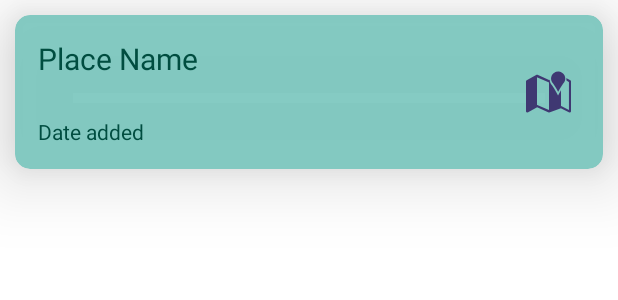
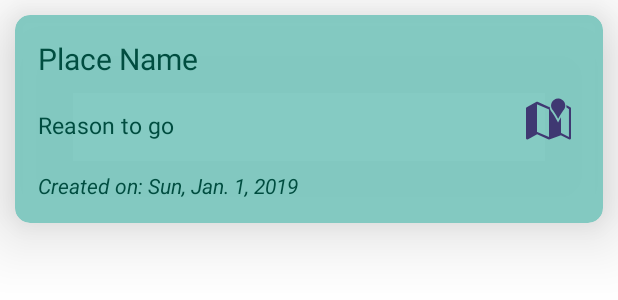
Before and after one commit to sndmnska/TravelWishlist_API_Three, an Android app: the layout place_list_item.xml on its own in the app's theme, with its tools: preview values and no code run, on a phone screen of 412 x 824 dp. Shown: the top 300 px of the screen. Run offline under Robolectric (Android 15) with nearby library versions, the phone set to English and light mode, and no system bars.

Commit message:
Added a "reason" field.

```diff
--- a/app/src/main/AndroidManifest.xml
+++ b/app/src/main/AndroidManifest.xml
@@ -12,7 +12,7 @@
         android:theme="@style/Theme.TravelWishlist"
         tools:targetApi="31">
         <activity
-            android:name=".MainActivity"
+            android:name="com.smeiskaudio.travelwishlist2_with_reason.MainActivity"
             android:exported="true">
             <intent-filter>
                 <action android:name="android.intent.action.MAIN" />
--- a/app/src/main/java/com/smeiskaudio/travelwishlist2_with_reason/PlaceRecyclerAdapter.kt
+++ b/app/src/main/java/com/smeiskaudio/travelwishlist2_with_reason/PlaceRecyclerAdapter.kt
@@ -34,6 +34,10 @@ class PlaceRecyclerAdapter(
         fun bind(place: Place) {
             val placeNameTextView: TextView = view.findViewById(R.id.place_name)
             placeNameTextView.text = place.name
+
+            // add a TextView to bind the reason to the RecyclerView.ViewHolder
+            val reasonTextView: TextView = view.findViewById(R.id.reason_textview)
+            reasonTextView.text = place.reason
 
             // textViews have to display strings
             val dateCreatedOnTextView: TextView = view.findViewById(R.id.date_place_added)
--- a/app/src/main/java/com/smeiskaudio/travelwishlist2_with_reason/PlacesViewModel.kt
+++ b/app/src/main/java/com/smeiskaudio/travelwishlist2_with_reason/PlacesViewModel.kt
@@ -12,9 +12,9 @@ class PlacesViewModel : ViewModel() {
 
     private val places =
         mutableListOf<Place>(
-            Place("London, UK"),
-            Place("Utrecht, NL"),
-            Place("Milwaukee, WI, USA", Date())
+            Place("London, UK", "Never been there, always wanted to visit."),
+            Place("Veldhoven, NL", "Family lives nearby"),
+            Place("Milwaukee, WI, USA", "More family lives nearby", Date())
         ) // let user add places
 
     // enable access to list
--- a/app/src/main/res/layout/place_list_item.xml
+++ b/app/src/main/res/layout/place_list_item.xml
@@ -17,7 +17,9 @@
             android:id="@+id/place_name"
             android:layout_width="0dp"
             android:layout_height="wrap_content"
-            android:layout_margin="@dimen/small_spacing"
+            android:layout_marginStart="@dimen/small_spacing"
+            android:layout_marginTop="@dimen/small_spacing"
+            android:layout_marginEnd="@dimen/small_spacing"
             android:padding="@dimen/medium_spacing"
             android:textColor="#004D40"
             android:textSize="@dimen/large_text_size"
@@ -42,13 +44,32 @@
             android:id="@+id/date_place_added"
             android:layout_width="0dp"
             android:layout_height="wrap_content"
-            android:layout_margin="@dimen/small_spacing"
+            android:layout_marginStart="@dimen/small_spacing"
+            android:layout_marginEnd="@dimen/small_spacing"
+            android:layout_marginBottom="@dimen/small_spacing"
             android:padding="@dimen/medium_spacing"
             android:textColor="@color/text_color_dark_green"
+            android:textStyle="italic"
             app:layout_constraintBottom_toBottomOf="parent"
             app:layout_constraintEnd_toStartOf="@+id/map_icon"
+            app:layout_constraintHorizontal_bias="0.0"
+            app:layout_constraintStart_toStartOf="parent"
+            app:layout_constraintTop_toBottomOf="@+id/reason_textview"
+            tools:text="Created on: Sun, Jan. 1, 2019" />
+
+        <TextView
+            android:id="@+id/reason_textview"
+            android:layout_width="0dp"
+            android:layout_height="wrap_content"
+            android:layout_marginStart="@dimen/small_spacing"
+            android:layout_marginEnd="@dimen/small_spacing"
+            android:padding="@dimen/medium_spacing"
+            android:textColor="@color/text_color_dark_green"
+            android:textSize="@dimen/medium_text_size"
+            app:layout_constraintEnd_toStartOf="@+id/map_icon"
+            app:layout_constraintHorizontal_bias="0.0"
             app:layout_constraintStart_toStartOf="parent"
             app:layout_constraintTop_toBottomOf="@+id/place_name"
-            tools:text="Date added" />
+            tools:text="Reason to go" />
     </androidx.constraintlayout.widget.ConstraintLayout>
 </androidx.cardview.widget.CardView>
--- a/app/src/main/res/values/strings.xml
+++ b/app/src/main/res/values/strings.xml
@@ -9,4 +9,7 @@
     <string name="created_on">"Created on: %1$s"</string>
     <string name="confirmation_place_deleted">%1$s deleted</string>
     <string name="undo">UNDO</string>
+    <string name="why_do_you_want_to_go_there">Why do you want to go there?</string>
+    <string name="enter_text_in_both_fields">Enter text in both fields</string>
+    <string name="enter_a_reason">Enter a reason</string>
 </resources>
```
Also changed, not shown: app/src/main/java/com/smeiskaudio/travelwishlist2_with_reason/MainActivity.kt (+27 -3 lines), app/src/main/java/com/smeiskaudio/travelwishlist2_with_reason/Place.kt (+4 -4 lines), app/src/main/res/layout/activity_main.xml (+28 -9 lines).
